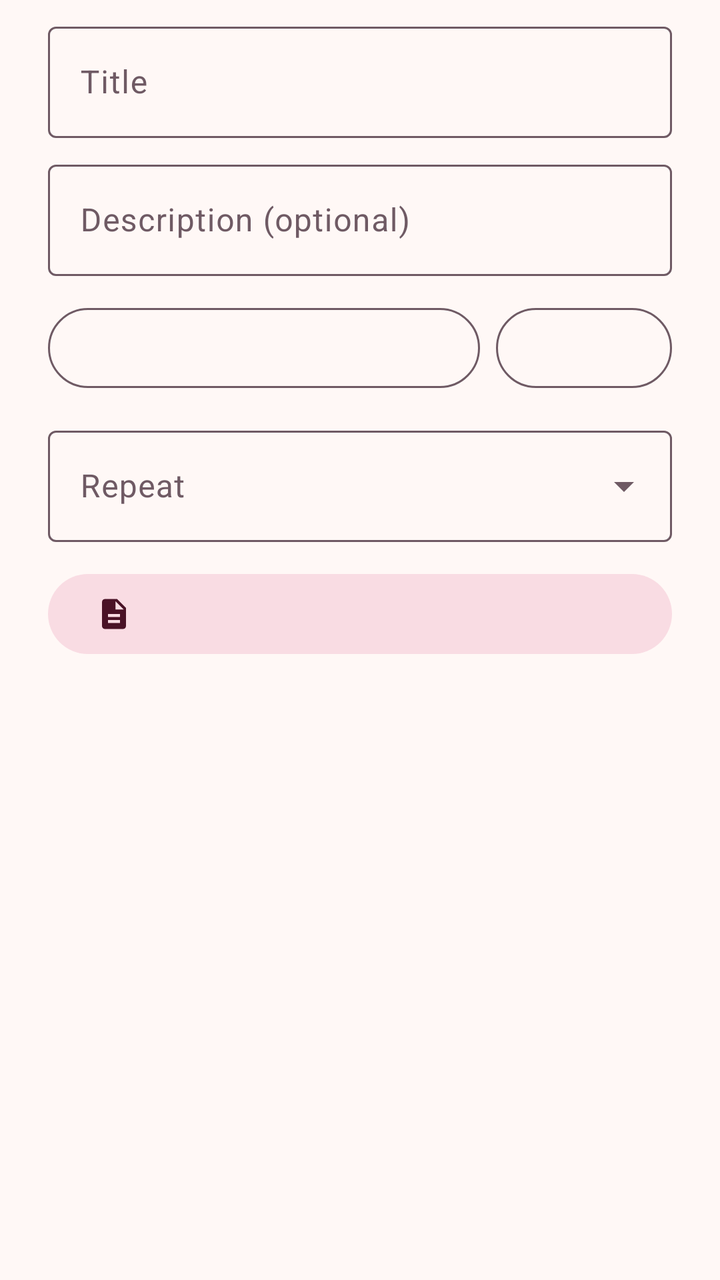
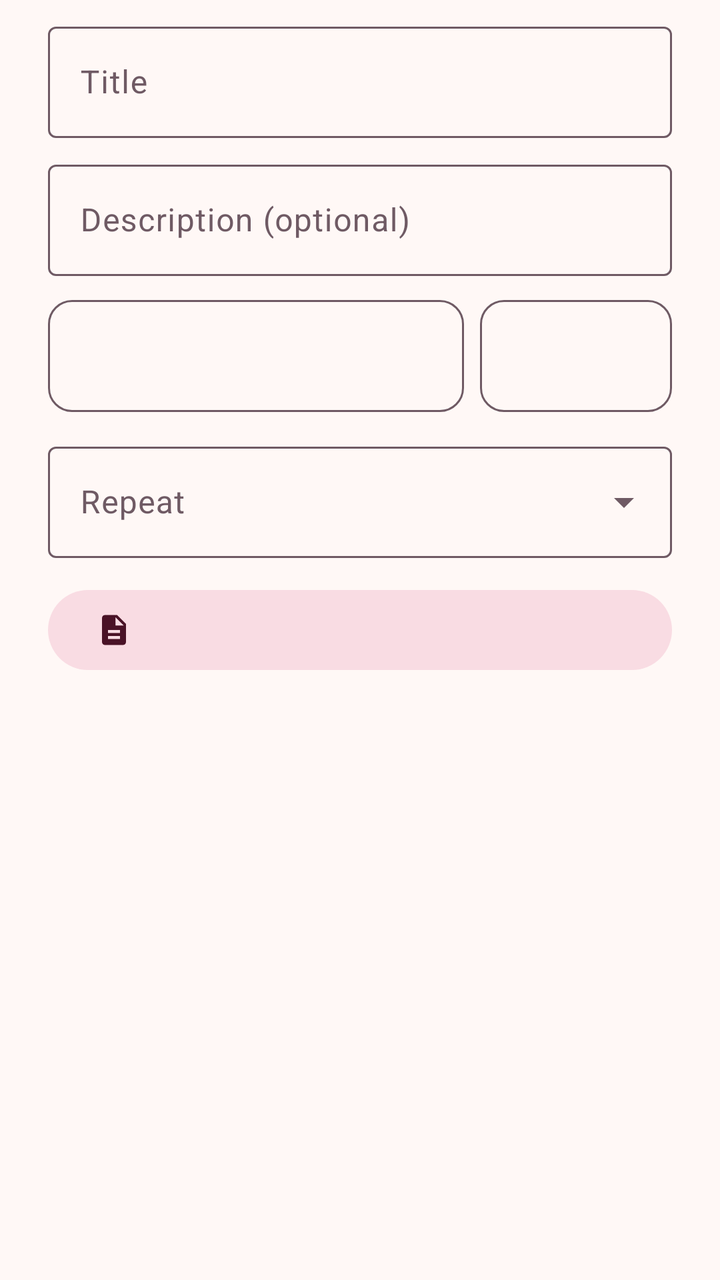

Screens rendered from an Android XML layout before and after an edit, with the pre-edit source and the edit as a unified diff.
<!-- AndroidManifest.xml: application theme Theme.Dearly -->
<!-- res/layout/dialog_reminder.xml -->
<?xml version="1.0" encoding="utf-8"?>
<ScrollView xmlns:android="http://schemas.android.com/apk/res/android"
    android:layout_width="match_parent"
    android:layout_height="wrap_content">

    <LinearLayout
        android:layout_width="match_parent"
        android:layout_height="wrap_content"
        android:orientation="vertical"
        android:paddingStart="24dp"
        android:paddingTop="8dp"
        android:paddingEnd="24dp">

        <com.google.android.material.textfield.TextInputLayout
            android:id="@+id/til_title"
            android:layout_width="match_parent"
            android:layout_height="wrap_content"
            android:hint="@string/hint_reminder_title">

            <com.google.android.material.textfield.TextInputEditText
                android:id="@+id/et_title"
                android:layout_width="match_parent"
                android:layout_height="wrap_content"
                android:inputType="textCapSentences"
                android:maxLength="80" />
        </com.google.android.material.textfield.TextInputLayout>

        <com.google.android.material.textfield.TextInputLayout
            android:layout_width="match_parent"
            android:layout_height="wrap_content"
            android:layout_marginTop="8dp"
            android:hint="@string/hint_reminder_description">

            <com.google.android.material.textfield.TextInputEditText
                android:id="@+id/et_desc"
                android:layout_width="match_parent"
                android:layout_height="wrap_content"
                android:inputType="textCapSentences|textMultiLine"
                android:maxLength="200"
                android:maxLines="3" />
        </com.google.android.material.textfield.TextInputLayout>

        <LinearLayout
            android:layout_width="match_parent"
            android:layout_height="wrap_content"
            android:layout_marginTop="12dp"
            android:orientation="horizontal">

            <com.google.android.material.button.MaterialButton
                android:id="@+id/btn_date"
                style="@style/Widget.Material3.Button.OutlinedButton"
                android:layout_width="0dp"
                android:layout_height="wrap_content"
                android:layout_marginEnd="8dp"
                android:layout_weight="1" />

            <com.google.android.material.button.MaterialButton
                android:id="@+id/btn_time"
                style="@style/Widget.Material3.Button.OutlinedButton"
                android:layout_width="wrap_content"
                android:layout_height="wrap_content" />
        </LinearLayout>

        <com.google.android.material.textfield.TextInputLayout
            style="@style/Widget.Material3.TextInputLayout.OutlinedBox.ExposedDropdownMenu"
            android:layout_width="match_parent"
            android:layout_height="wrap_content"
            android:layout_marginTop="12dp"
            android:hint="@string/hint_repeat">

            <AutoCompleteTextView
                android:id="@+id/actv_repeat"
                android:layout_width="match_parent"
                android:layout_height="wrap_content"
                android:inputType="none" />
        </com.google.android.material.textfield.TextInputLayout>

        <com.google.android.material.button.MaterialButton
            android:id="@+id/btn_note"
            style="@style/Widget.Material3.Button.TonalButton"
            android:layout_width="match_parent"
            android:layout_height="wrap_content"
            android:layout_marginTop="12dp"
            app:icon="@drawable/ic_note"
            xmlns:app="http://schemas.android.com/apk/res-auto" />

        <TextView
            android:id="@+id/tv_error"
            style="@style/TextAppearance.Dearly.Meta"
            android:layout_width="match_parent"
            android:layout_height="wrap_content"
            android:layout_marginTop="8dp"
            android:accessibilityLiveRegion="polite"
            android:textColor="@color/dearly_error" />
    </LinearLayout>
</ScrollView>
<!-- resources referenced by this layout -->
<resources>
  <color name="dearly_error">#B3261E</color>
  <!-- drawable ic_note (drawable) -->
  <?xml version="1.0" encoding="utf-8"?>
  <vector xmlns:android="http://schemas.android.com/apk/res/android"
      android:width="24dp"
      android:height="24dp"
      android:viewportWidth="24"
      android:viewportHeight="24"
      android:tint="?attr/colorControlNormal">
      <path
          android:fillColor="#FF000000"
          android:pathData="M14,2H6c-1.1,0 -1.99,0.9 -1.99,2L4,20c0,1.1 0.89,2 1.99,2H18c1.1,0 2,-0.9 2,-2V8l-6,-6zM16,18H8v-2h8v2zM16,14H8v-2h8v2zM13,9V3.5L18.5,9H13z" />
  </vector>
  <string name="hint_reminder_description">Description (optional)</string>
  <string name="hint_reminder_title">Title</string>
  <string name="hint_repeat">Repeat</string>
  <style name="TextAppearance.Dearly.Meta" parent="TextAppearance.Material3.BodySmall">
          <item name="android:textColor">@color/dearly_text_secondary</item>
          <item name="android:textSize">@dimen/text_meta</item>
      </style>
  <color name="dearly_text_secondary">#6F5A64</color>
  <dimen name="text_meta">12sp</dimen>
  <color name="dearly_primary">#B84B6B</color>
  <color name="dearly_on_primary">#FFFFFF</color>
  <color name="dearly_primary_container">#F9DCE3</color>
  <color name="dearly_on_primary_container">#4A1226</color>
  <color name="dearly_surface">#FFFFFF</color>
  <color name="dearly_text">#3B2A33</color>
  <color name="dearly_surface_variant">#FDEEF1</color>
  <color name="dearly_outline">#F0D2DA</color>
  <color name="dearly_bg">#FFF8F6</color>
  <style name="ShapeAppearance.Dearly.Control" parent="">
          <item name="cornerFamily">rounded</item>
          <item name="cornerSize">@dimen/control_radius</item>
      </style>
  <style name="ShapeAppearance.Dearly.Large" parent="">
          <item name="cornerFamily">rounded</item>
          <item name="cornerSize">@dimen/card_radius</item>
      </style>
  <style name="Widget.Dearly.Fab" parent="Widget.Material3.FloatingActionButton.Primary">
          <item name="shapeAppearanceOverlay">@style/ShapeAppearance.Dearly.Fab</item>
          <item name="fabCustomSize">@dimen/fab_size</item>
          <item name="maxImageSize">@dimen/nav_icon_size</item>
          <item name="elevation">0dp</item>
          <item name="pressedTranslationZ">0dp</item>
          <item name="hoveredFocusedTranslationZ">0dp</item>
          <item name="borderWidth">0dp</item>
      </style>
  <dimen name="nav_height">64dp</dimen>
  <style name="Widget.Dearly.NavIndicator" parent="Widget.Material3.BottomNavigationView.ActiveIndicator">
          <item name="android:color">@color/dearly_primary_container</item>
          <item name="android:width">@dimen/nav_indicator_size</item>
          <item name="android:height">@dimen/nav_indicator_size</item>
          <item name="shapeAppearance">@style/ShapeAppearance.Dearly.Circle</item>
      </style>
  <dimen name="nav_icon_size">24dp</dimen>
  <dimen name="nav_item_padding_vertical">12dp</dimen>
  <dimen name="control_radius">12dp</dimen>
  <dimen name="card_radius">16dp</dimen>
  <style name="ShapeAppearance.Dearly.Fab" parent="">
          <item name="cornerFamily">rounded</item>
          <item name="cornerSize">@dimen/fab_radius</item>
      </style>
  <dimen name="fab_size">56dp</dimen>
  <dimen name="text_label">14sp</dimen>
  <dimen name="nav_indicator_size">48dp</dimen>
  <style name="ShapeAppearance.Dearly.Circle" parent="">
          <item name="cornerFamily">rounded</item>
          <item name="cornerSize">50%</item>
      </style>
  <dimen name="fab_radius">16dp</dimen>
  <!-- unchanged entries left out for length: 4 -->
</resources>

<!-- the commit's change to res/layout/dialog_reminder.xml (unified diff, before → after) -->
@@ -1,5 +1,6 @@
 <?xml version="1.0" encoding="utf-8"?>
 <ScrollView xmlns:android="http://schemas.android.com/apk/res/android"
+    xmlns:app="http://schemas.android.com/apk/res-auto"
     android:layout_width="match_parent"
     android:layout_height="wrap_content">
 
@@ -46,19 +47,32 @@
             android:layout_marginTop="12dp"
             android:orientation="horizontal">
 
+            
             <com.google.android.material.button.MaterialButton
                 android:id="@+id/btn_date"
                 style="@style/Widget.Material3.Button.OutlinedButton"
                 android:layout_width="0dp"
-                android:layout_height="wrap_content"
+                android:layout_height="@dimen/control_height"
                 android:layout_marginEnd="8dp"
-                android:layout_weight="1" />
+                android:layout_weight="1"
+                android:ellipsize="end"
+                android:insetTop="0dp"
+                android:insetBottom="0dp"
+                android:maxLines="1"
+                android:paddingStart="12dp"
+                android:paddingEnd="12dp"
+                app:cornerRadius="@dimen/control_radius" />
 
             <com.google.android.material.button.MaterialButton
                 android:id="@+id/btn_time"
                 style="@style/Widget.Material3.Button.OutlinedButton"
                 android:layout_width="wrap_content"
-                android:layout_height="wrap_content" />
+                android:layout_height="@dimen/control_height"
+                android:insetTop="0dp"
+                android:insetBottom="0dp"
+                android:maxLines="1"
+                android:minWidth="96dp"
+                app:cornerRadius="@dimen/control_radius" />
         </LinearLayout>
 
         <com.google.android.material.textfield.TextInputLayout
@@ -81,8 +95,7 @@
             android:layout_width="match_parent"
             android:layout_height="wrap_content"
             android:layout_marginTop="12dp"
-            app:icon="@drawable/ic_note"
-            xmlns:app="http://schemas.android.com/apk/res-auto" />
+            app:icon="@drawable/ic_note" />
 
         <TextView
             android:id="@+id/tv_error"
<!-- resource entries referenced after the edit -->
@@ -1,6 +1,7 @@
 <!-- resources referenced by this layout -->
 <resources>
   <color name="dearly_error">#B3261E</color>
+  <dimen name="control_height">56dp</dimen>
   <!-- drawable ic_note (drawable) -->
   <?xml version="1.0" encoding="utf-8"?>
   <vector xmlns:android="http://schemas.android.com/apk/res/android"
